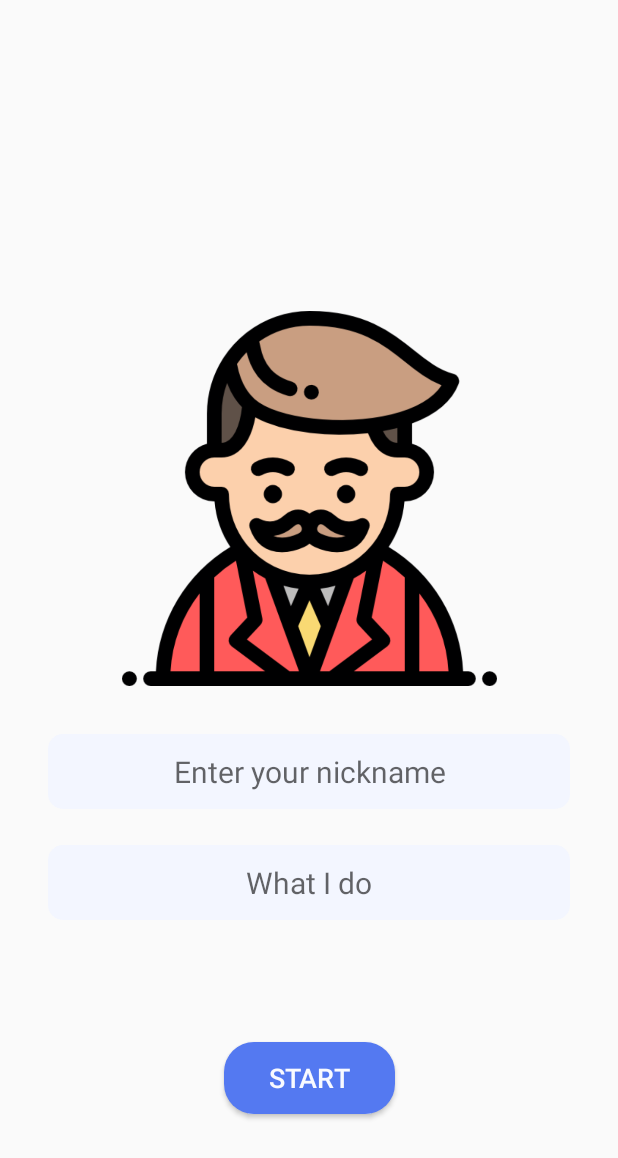
After one commit to Android-Final-Project-dpipi17-rlobz17/Http-Chat, an Android app: the layout login_fragment_layout.xml on its own in the app's theme, with its tools: preview values and no code run, on a phone screen of 412 x 824 dp. The commit adds this screen. Shown: the top 1158 px of the screen. Run offline under Robolectric (Android 15) with nearby library versions, the phone set to English and light mode, and no system bars.

Commit message:
Added Login Page Design and Logic

```diff
--- /dev/null
+++ b/ChatClient/app/src/main/res/drawable/login_button_shape.xml
@@ -0,0 +1,8 @@
+<?xml version="1.0" encoding="utf-8"?>
+<shape xmlns:android="http://schemas.android.com/apk/res/android"
+    android:shape="rectangle">
+
+    <corners android:radius="20dp" />
+    <solid android:color="@color/login_start_button_background_color" />
+
+</shape>
--- /dev/null
+++ b/ChatClient/app/src/main/res/drawable/login_textview_shape.xml
@@ -0,0 +1,8 @@
+<?xml version="1.0" encoding="utf-8"?>
+<shape xmlns:android="http://schemas.android.com/apk/res/android"
+    android:shape="rectangle">
+
+    <corners android:radius="10dp" />
+    <solid android:color="@color/login_text_view_background_color" />
+
+</shape>
--- /dev/null
+++ b/ChatClient/app/src/main/res/layout/login_fragment_layout.xml
@@ -0,0 +1,74 @@
+<?xml version="1.0" encoding="utf-8"?>
+<androidx.constraintlayout.widget.ConstraintLayout
+    xmlns:android="http://schemas.android.com/apk/res/android"
+    xmlns:app="http://schemas.android.com/apk/res-auto"
+    xmlns:tools="http://schemas.android.com/tools"
+    android:layout_width="match_parent"
+    android:layout_height="match_parent">
+
+    <ImageView
+        android:id="@+id/profile_picture_image_view"
+        android:layout_width="250dp"
+        android:layout_height="250dp"
+        android:layout_marginBottom="160dp"
+        android:contentDescription="@string/login_profile_picture_description"
+        app:layout_constraintBottom_toBottomOf="parent"
+        app:layout_constraintEnd_toEndOf="parent"
+        app:layout_constraintStart_toStartOf="parent"
+        app:layout_constraintTop_toTopOf="parent"
+        app:srcCompat="@drawable/login_default_avatar"
+        tools:srcCompat="@drawable/login_default_avatar" />
+
+    <EditText
+        android:id="@+id/nickname_text_view"
+        android:layout_width="0dp"
+        android:layout_height="50dp"
+        android:layout_marginStart="32dp"
+        android:layout_marginTop="32dp"
+        android:layout_marginEnd="32dp"
+        android:background="@drawable/login_textview_shape"
+        android:gravity="center"
+        android:hint= "@string/login_nickname_hint"
+        android:inputType="textPersonName"
+        android:imeOptions="actionNext"
+        android:textColor="@color/login_text_view_text_color"
+        android:textIsSelectable="false"
+        android:textSize="20sp"
+        app:layout_constraintEnd_toEndOf="parent"
+        app:layout_constraintStart_toStartOf="parent"
+        app:layout_constraintTop_toBottomOf="@+id/profile_picture_image_view"
+        android:autofillHints="" />
+
+    <EditText
+        android:id="@+id/about_text_view"
+        android:layout_width="0dp"
+        android:layout_height="50dp"
+        android:layout_marginTop="24dp"
+        android:background="@drawable/login_textview_shape"
+        android:gravity="center"
+        android:hint="@string/login_about_hint"
+        android:inputType="text"
+        android:imeOptions="actionDone"
+        android:textColor="@color/login_text_view_text_color"
+        android:textSize="20sp"
+        app:layout_constraintEnd_toEndOf="@+id/nickname_text_view"
+        app:layout_constraintStart_toStartOf="@+id/nickname_text_view"
+        app:layout_constraintTop_toBottomOf="@+id/nickname_text_view"
+        android:autofillHints="" />
+
+    <Button
+        android:id="@+id/login_button"
+        android:layout_width="wrap_content"
+        android:layout_height="wrap_content"
+        android:background="@drawable/login_button_shape"
+        android:paddingStart="30dp"
+        android:paddingEnd="30dp"
+        android:text="@string/login_button_start"
+        android:textAlignment="center"
+        android:textColor="@color/login_start_button_text_color"
+        android:textSize="18sp"
+        app:layout_constraintBottom_toBottomOf="parent"
+        app:layout_constraintEnd_toEndOf="parent"
+        app:layout_constraintStart_toStartOf="parent"
+        app:layout_constraintTop_toBottomOf="@+id/about_text_view" />
+</androidx.constraintlayout.widget.ConstraintLayout>
--- a/ChatClient/app/src/main/res/values/colors.xml
+++ b/ChatClient/app/src/main/res/values/colors.xml
@@ -5,4 +5,9 @@
     <color name="colorAccent">#03DAC5</color>
     <color name="white">#FFFFFF</color>
     <color name="progress_bar_color">#8bb7f0</color>
+    <color name="login_text_view_background_color">#F3F6FF</color>
+    <color name="login_text_view_text_color">#9B9CA0</color>
+    <color name="login_start_button_background_color">#5479F1</color>
+    <color name="login_start_button_text_color">#F9FAFF</color>
+
 </resources>
--- a/ChatClient/app/src/main/res/values/strings.xml
+++ b/ChatClient/app/src/main/res/values/strings.xml
@@ -3,4 +3,16 @@
     <string name="retry_button_name">Try Again</string>
     <string name="check_connection">Checking connection</string>
     <string name="connection_failure">Connection failed</string>
+
+    <string name="login_button_start">START</string>
+    <string name="login_button_wait">WAIT</string>
+    <string name="login_nickname_hint">Enter your nickname</string>
+    <string name="login_nickname_empty">Nickname Field should NOT be empty</string>
+    <string name="login_about_hint">What I do</string>
+    <string name="login_about_empty">What I Do Field should NOT be empty</string>
+    <string name="login_profile_picture_invalid">Profile PICTURE should be PICTURE</string>
+    <string name="login_profile_picture_description">Profile PICTURE should be PICTURE</string>
+    <string name="login_failure">Login Failure</string>
+
+
 </resources>
```
Also changed, not shown: ChatClient/app/src/main/java/com/example/chatclient/pages/loginpage/LoginPageContract.kt (added, +17 -0 lines), ChatClient/app/src/main/java/com/example/chatclient/pages/loginpage/LoginPageFragment.kt (added, +170 -0 lines), ChatClient/app/src/main/java/com/example/chatclient/pages/loginpage/LoginPageModelImpl.kt (added, +12 -0 lines), ChatClient/app/src/main/java/com/example/chatclient/pages/loginpage/LoginPagePresenterImpl.kt (added, +17 -0 lines), ChatClient/app/src/main/res/navigation/nav_graph.xml (+10 -2 lines), ChatClient/app/src/main/res/drawable/login_default_avatar.png (added).
